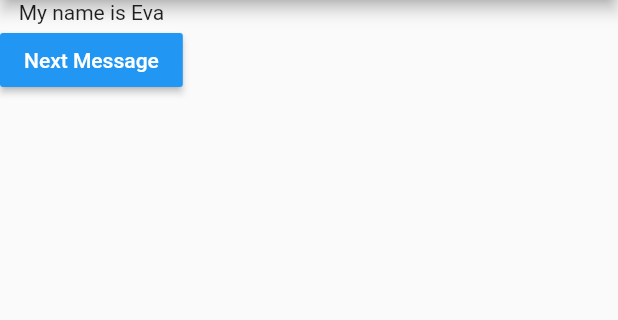
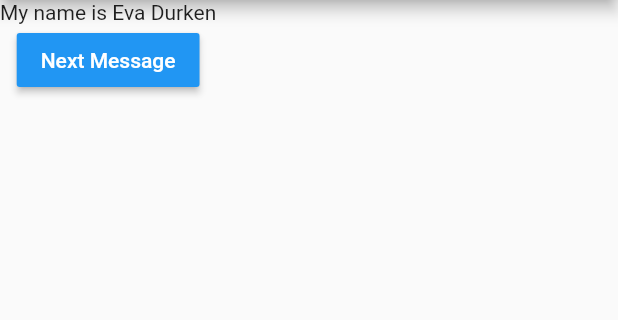
Before and after one commit to edwin4400/flutter_projects, a Flutter app: the screen it shows after launch, after a tap on "Next Message", on a phone screen of 412 x 824 dp, the part 84-404 px from its top. Run offline on Flutter 3.47's test engine with Material 2 defaults, Android fonts, the phone set to English and light mode, and no system bars.

Commit message:
name change

```diff
--- a/flutter_assignment/lib/main.dart
+++ b/flutter_assignment/lib/main.dart
@@ -14,7 +14,7 @@
 class _MyAppState extends State<MyApp> {
   final _message = [
     'Greetings!!',
-    'My name is Eva',
+    'My name is Eva Durken',
     'I come from Mars',
     'I\'ve come in peace',
   ];
```
